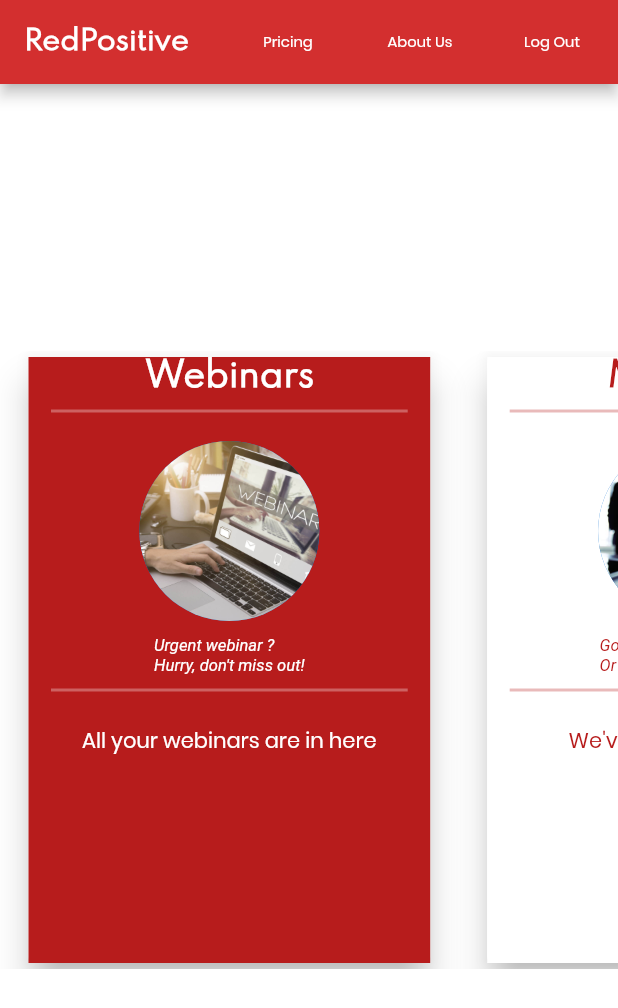
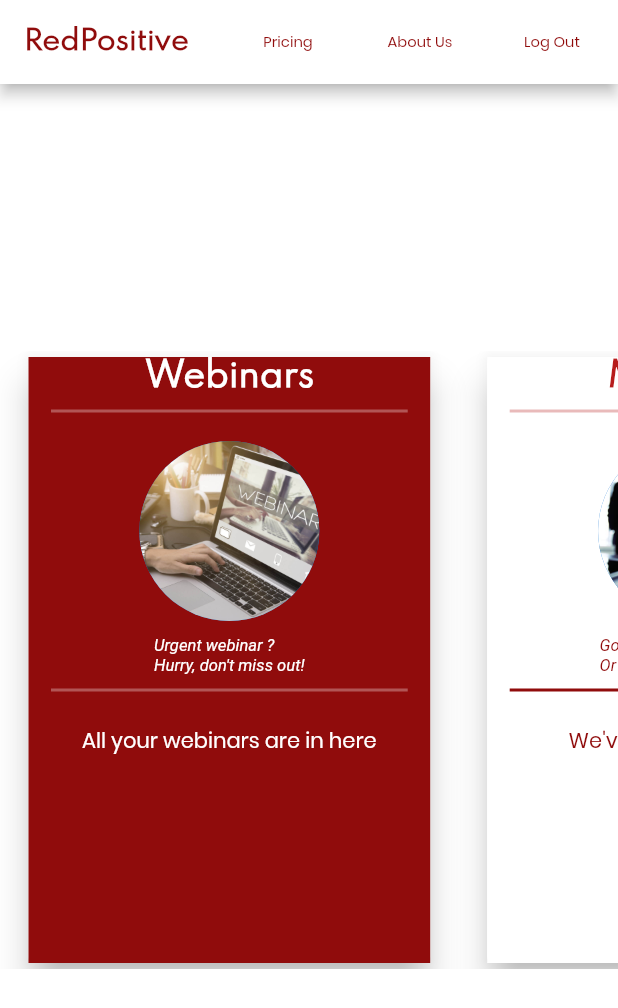
Before and after one commit to ritvikjoshi79/Redpositive_AppIntern_2_project, a Flutter app: the StartScreen screen opened directly, on a phone screen of 412 x 824 dp. Shown: the top 1008 px of the screen. Run offline on Flutter 3.47's test engine with Material 2 defaults, Android fonts, the phone set to English and light mode, and no system bars; our stand-ins replace cloud_firestore, firebase_auth; accounts and stored records are empty.

Commit message:
Update startScreen.dart

```diff
--- a/lib/Views/startScreen.dart
+++ b/lib/Views/startScreen.dart
@@ -3,6 +3,7 @@ import 'package:redpositive_app_1/Screens/meeting.dart';
 import 'package:redpositive_app_1/Screens/webinar/create_join_screen.dart';
 import 'package:flutter/material.dart';
 import '../Service/service.dart';
+
 
 class StartScreen extends StatefulWidget {
   @override
@@ -21,7 +22,7 @@ class _StartScreenState extends State<StartScreen> {
           "RedPositive",
           textScaleFactor: 0.9,
           style: TextStyle(
-            color: Colors.white,
+            color:  Color(0xff900C0C),
             fontWeight: FontWeight.bold,
             fontFamily: 'Spartan',
           ),
@@ -34,7 +35,7 @@ class _StartScreenState extends State<StartScreen> {
               textScaleFactor: 0.7,
               style: TextStyle(
                 fontFamily: 'Poppins',
-                color: Colors.white,
+                color:  Color(0xff900C0C),
               ),
             ),
           ),
@@ -45,23 +46,23 @@ class _StartScreenState extends State<StartScreen> {
               textScaleFactor: 0.7,
               style: TextStyle(
                 fontFamily: 'Poppins',
-                color: Colors.white,
+                color:  Color(0xff900C0C),
               ),
             ),
           ),
           FlatButton(
-            onPressed: () {},
+            onPressed: () { Navigator.pop(context);},
             child: Text(
               "Log Out",
               textScaleFactor: 0.7,
               style: TextStyle(
                 fontFamily: 'Poppins',
-                color: Colors.white,
+                color:  Color(0xff900C0C),
               ),
             ),
           ),
         ],
-        backgroundColor: Colors.red[700],
+        backgroundColor: Colors.white,
       ),
       backgroundColor: Colors.white,
       body: Center(
@@ -83,7 +84,7 @@ class _StartScreenState extends State<StartScreen> {
                         child: Container(
                           width: MediaQuery.of(context).size.width * 0.65,
                           color: index == currentIndex
-                              ? Colors.red[900]
+                              ?  Color(0xff900C0C)
                               : Colors.white,
                           padding: EdgeInsets.only(left: 15, right: 15),
                           child: SingleChildScrollView(
@@ -125,14 +126,14 @@ class _StartScreenState extends State<StartScreen> {
                                     fontSize: 11,
                                     color: index == currentIndex
                                         ? Colors.white
-                                        : Colors.red[900],
+                                        :  Color(0xff900C0C),
                                     fontStyle: FontStyle.italic,
                                   ),
                                 ),
                                 Divider(
                                   color: index == currentIndex
                                       ? Colors.white.withOpacity(0.3)
-                                      : Colors.red[900].withOpacity(0.3),
+                                      :  Color(0xff900C0C),
                                   height: 20,
                                   thickness: 2,
                                 ),
@@ -168,7 +169,7 @@ class _StartScreenState extends State<StartScreen> {
                                     style: TextStyle(
                                       color: index == currentIndex
                                           ? Colors.white
-                                          : Colors.red[900],
+                                          :  Color(0xff900C0C),
                                       fontFamily: 'Poppins',
                                     ),
                                   ),
```
